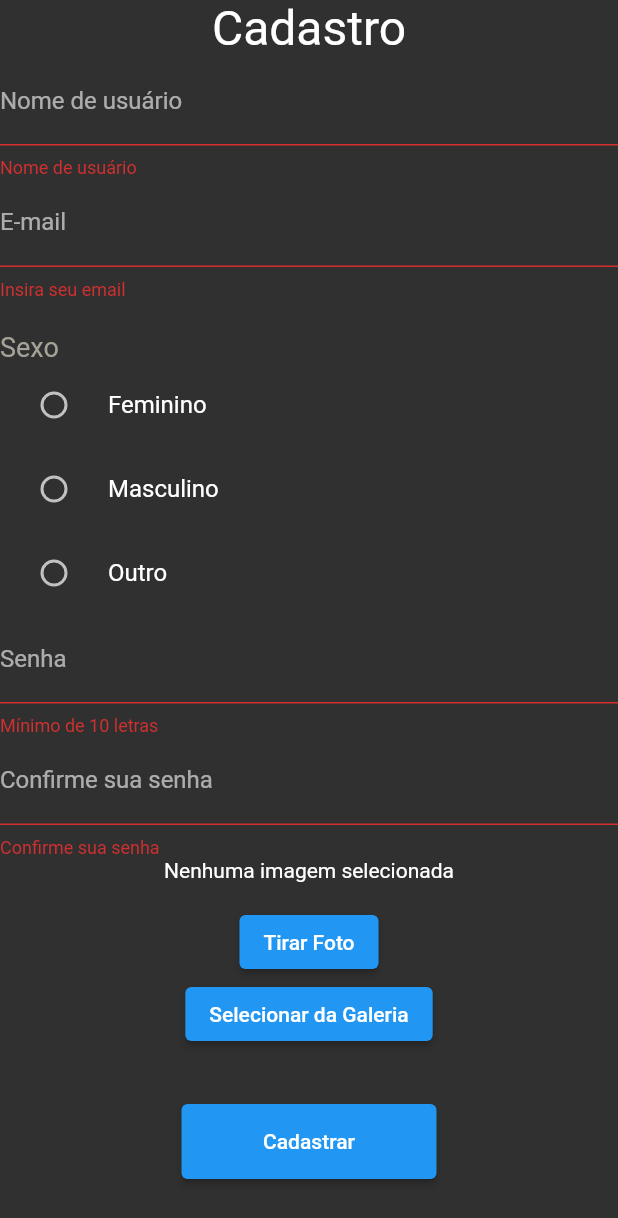
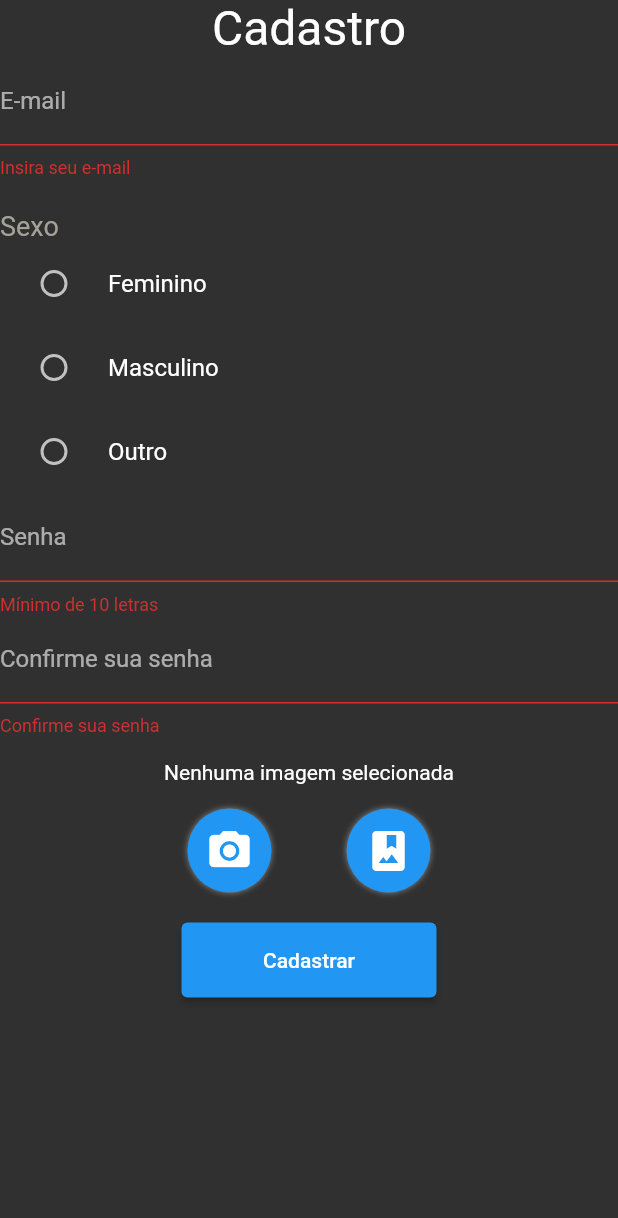
Before and after one commit to anaschroder07/Aplicativo-de-Filmes, a Flutter app: the Cadastrar screen opened directly, after a tap on "Cadastrar", on a phone screen of 412 x 824 dp. Shown: the top 1218 px of the screen. Run offline on Flutter 3.47's test engine with Material 2 defaults, Android fonts, the phone set to English and light mode, and no system bars; our stand-ins replace cloud_firestore, dio, firebase_auth, firebase_core, firebase_storage, flutter_bloc and 3 more; accounts and stored records are empty; network calls fail.

Commit message:
listando/cadastro atualizado

```diff
--- a/lib/bloc/monitor_db_bloc.dart
+++ b/lib/bloc/monitor_db_bloc.dart
@@ -1,6 +1,7 @@
 // import 'package:asdf/provider/local_database.dart';
 
 import 'package:flutter_bloc/flutter_bloc.dart';
+import 'package:trabalho1/main.dart';
 
 import '../model/note_collection.dart';
 import '../provider/firestore_firebase.dart';
--- a/lib/model/note_collection.dart
+++ b/lib/model/note_collection.dart
@@ -35,6 +35,7 @@ class NoteCollection {
     if (index != -1) {
       // Update
       noteList[index] = Note.withData(
+        movie: note.movie,
         review: note.review,
         rating: note.rating,
       );
--- a/lib/screens/cadastro.dart
+++ b/lib/screens/cadastro.dart
@@ -82,23 +82,65 @@ class _CadastrarState extends State<Cadastrar> {
                   style: TextStyle(fontSize: 32),
                 ),
                 usernameFormField(),
-                emailFormField(),
                 const SexFormField(),
                 passwordFormField(),
                 passwordConfirmationFormField(),
+                SizedBox(height: 16),
                 _imageFile != null
-                    ? Image.file(_imageFile!)
-                    : Text('Nenhuma imagem selecionada'),
-                SizedBox(height: 16.0),
-                ElevatedButton(
-                  onPressed: () => _pickImage(ImageSource.camera),
-                  child: Text('Tirar Foto'),
+                    ? ConstrainedBox(
+                        constraints:
+                            const BoxConstraints(maxWidth: 200, maxHeight: 200),
+                        child: Image.file(_imageFile!))
+                    : const Text('Nenhuma imagem selecionada'),
+                SizedBox(height: 16),
+                Row(
+                  mainAxisAlignment: MainAxisAlignment.center,
+                  children: [
+                    Container(
+                      width: 56.0,
+                      height: 56.0,
+                      decoration: BoxDecoration(
+                        shape: BoxShape.circle,
+                        color: Colors.blue,
+                        boxShadow: [
+                          BoxShadow(
+                            color: Colors.grey.withOpacity(0.8),
+                            blurRadius: 3.0,
+                            //offset: const Offset(2, 2,),
+                          ),
+                        ],
+                      ),
+                      child: IconButton(
+                        onPressed: () => _pickImage(ImageSource.camera),
+                        icon: const Icon(Icons.photo_camera),
+                        iconSize: 32.0,
+                        color: Colors.white,
+                      ),
+                    ),
+                    SizedBox(width: 50),
+                    Container(
+                      width: 56.0,
+                      height: 56.0,
+                      decoration: BoxDecoration(
+                        shape: BoxShape.circle,
+                        color: Colors.blue,
+                        boxShadow: [
+                          BoxShadow(
+                            color: Colors.grey.withOpacity(0.8),
+                            blurRadius: 3.0,
+                            //offset: Offset(2, 2),
+                          ),
+                        ],
+                      ),
+                      child: IconButton(
+                        onPressed: () => _pickImage(ImageSource.gallery),
+                        icon: const Icon(Icons.photo_album),
+                        iconSize: 32.0,
+                        color: Colors.white,
+                      ),
+                    ),
+                  ],
                 ),
-                ElevatedButton(
-                  onPressed: () => _pickImage(ImageSource.gallery),
-                  child: Text('Selecionar da Galeria'),
-                ),
-                SizedBox(height: 16.0),
                 Container(
                   width: 170,
                   height: 50,
@@ -128,36 +170,11 @@ class _CadastrarState extends State<Cadastrar> {
   Widget usernameFormField() {
     return TextFormField(
       initialValue: _widgetsValues.get('username'),
-      keyboardType: TextInputType.name,
-      validator: (String? inValue) {
-        if (inValue != null) {
-          if (inValue.isEmpty) {
-            return "Nome de usuário";
-          }
-        }
-        return null;
-      },
-      decoration: const InputDecoration(
-        hintText: "Insira seu username",
-        labelText: "Nome de usuário",
-      ),
-      onChanged: (value) {
-        _widgetsValues.put('username', value);
-      },
-      onSaved: (String? inValue) {
-        username = inValue!;
-      },
-    );
-  }
-
-  Widget emailFormField() {
-    return TextFormField(
-      initialValue: _widgetsValues.get('email'),
       keyboardType: TextInputType.emailAddress,
       validator: (String? inValue) {
         if (inValue != null) {
           if (inValue.isEmpty) {
-            return "Insira seu email";
+            return "Insira seu e-mail";
           }
         }
         return null;
@@ -167,10 +184,10 @@ class _CadastrarState extends State<Cadastrar> {
         labelText: "E-mail",
       ),
       onChanged: (value) {
-        _widgetsValues.put('email', value);
+        _widgetsValues.put('username', value);
       },
       onSaved: (String? inValue) {
-        email = inValue!;
+        username = inValue!;
       },
     );
   }
```
Also changed, not shown: lib/model/note.dart (+4 -3 lines), lib/provider/firestore_firebase.dart (+19 -5 lines), lib/screens/assistidos.dart (+36 -32 lines).
